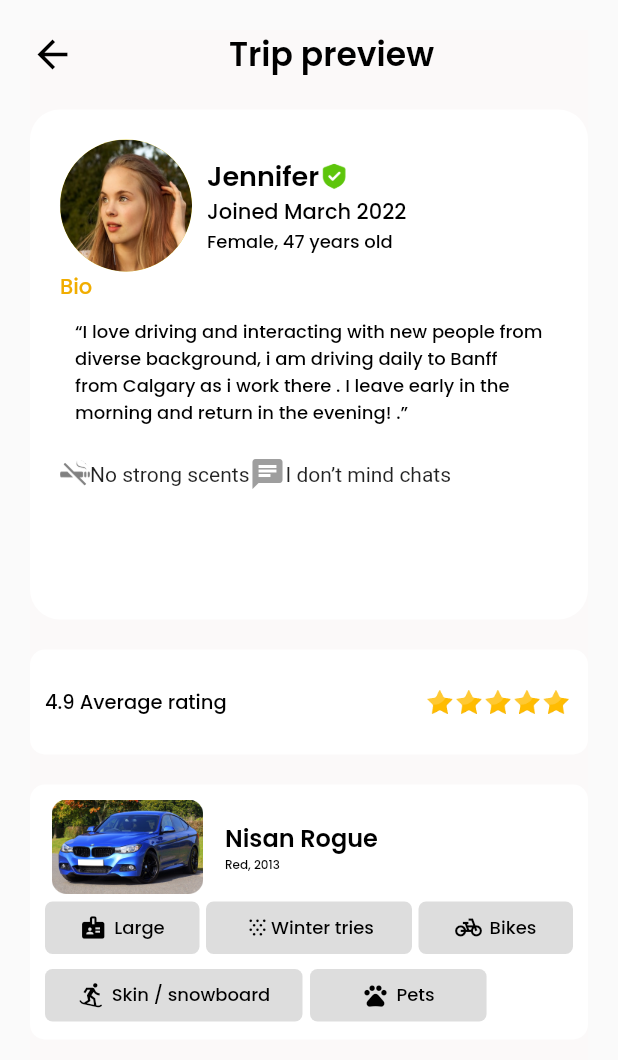
After one commit to ehsaaaaan0/beeride, a Flutter app: the Meet_driver2 screen opened directly, on a phone screen of 412 x 824 dp. The commit adds this screen. Shown: the top 1060 px of the screen. Run offline on Flutter 3.47's test engine with Material 2 defaults, Android fonts, the phone set to English and light mode, and no system bars; our stand-ins replace get, image_picker, intl_phone_field, shared_preferences; accounts and stored records are empty.

Commit message:
//missing styles

```diff
--- a/lib/bottomnavigationPages/home.dart
+++ b/lib/bottomnavigationPages/home.dart
@@ -101,7 +101,11 @@ class HomePage extends StatelessWidget {
                       Container(
                         child: Row(
                           children: [
-                            Container(
+                            InkWell(
+                              onTap: () {
+                                Navigator.push(context, MaterialPageRoute(builder: (context) => Find_a_trip(),));
+                              },
+                              child: Container(
                                 margin: EdgeInsets.only(left: 20),
                                 height: 50,
                                 width: (width * 1.35) / 2,
@@ -125,6 +129,7 @@ class HomePage extends StatelessWidget {
                                           color: Color(0xff6a6a6a),
                                         )
                                       ],
+                                    ),
                                   ),
                                 ),
                               ),
--- /dev/null
+++ b/lib/find_your_trip/meet_driver.dart
@@ -0,0 +1,471 @@
+import 'package:flutter/cupertino.dart';
+import 'package:flutter/material.dart';
+
+import '../post_a_trip/preview_trip_activity.dart';
+import '../setting/driver_profile.dart';
+import '../ui_helper/button_styles.dart';
+import '../ui_helper/text_styles.dart';
+
+class Meet_driver2 extends StatefulWidget {
+  @override
+  State<Meet_driver2> createState() => _Meet_driver2State();
+}
+
+class _Meet_driver2State extends State<Meet_driver2> {
+  int large = 0, winter = 0, bikes = 0, snow = 0, pets = 0;
+
+  @override
+  Widget build(BuildContext context) {
+    var statusBar = MediaQuery.of(context).viewPadding.top;
+    var height = MediaQuery.of(context).size.height - statusBar;
+    var width = MediaQuery.of(context).size.width;
+    return Scaffold(
+      body: SafeArea(
+        child: SingleChildScrollView(
+          child: Container(
+            width: width,
+            color: const Color(0xfffbf9f9),
+            margin: const EdgeInsets.only(left: 20, right: 20, top: 20),
+            child: Column(
+              crossAxisAlignment: CrossAxisAlignment.start,
+              children: [
+                Row(
+                  children: [
+                    InkWell(
+                      onTap: () {
+                        Navigator.pop(context);
+                      },
+                      child: const Icon(
+                        Icons.arrow_back_sharp,
+                        size: 30,
+                        color: Colors.black,
+                      ),
+                    ),
+                    Expanded(
+                        child: Center(
+                          child: Text(
+                            "Trip preview",
+                            style: pageName(),
+                          ),
+                        ))
+                  ],
+                ),
+                const SizedBox(
+                  height: 20,
+                ),
+                Container(
+                  width: width,
+                  height: 340,
+                  decoration: BoxDecoration(
+                      color: Colors.white,
+                      borderRadius: BorderRadius.circular(20)),
+                  child: Padding(
+                    padding: EdgeInsets.all(10),
+                    child: Column(
+                      children: [
+                        Container(
+                          padding: const EdgeInsets.all(10),
+                          decoration: const BoxDecoration(
+                            borderRadius: BorderRadius.all(Radius.circular(10)),
+                            color: Colors.white,
+                          ),
+                          child: Column(
+                            children: [
+                              Row(
+                                children: [
+                                  const SizedBox(
+                                    height: 88,
+                                    width: 88,
+                                    child: CircleAvatar(
+                                      backgroundImage:
+                                      AssetImage('assets/images/driver.png'),
+                                    ),
+                                  ),
+                                  const SizedBox(
+                                    width: 10,
+                                  ),
+                                  Column(
+                                    crossAxisAlignment: CrossAxisAlignment.start,
+                                    children: [
+                                      Row(
+                                        children: [
+                                          Text(
+                                            'Jennifer',
+                                            style: pageHeading(),
+                                          ),
+                                          const Image(
+                                            image: AssetImage(
+                                                'assets/images/verify.png'),
+                                            height: 20,
+                                            width: 20,
+                                          ),
+                                        ],
+                                      ),
+                                      Text(
+                                        'Joined March 2022',
+                                        style: subHeading(),
+                                      ),
+                                      Row(
+                                        children: [
+                                          Text(
+                                            'Female,',
+                                            style: detailsSize(),
+                                          ),
+                                          Text(
+                                            ' 47 years old',
+                                            style: detailsSize(),
+                                          ),
+                                        ],
+                                      ),
+                                    ],
+                                  )
+                                ],
+                              ),
+                              SizedBox(
+                                  width: double.infinity,
+                                  child: Text('Bio', style: yellowText())),
+                              Container(
+                                padding: const EdgeInsets.only(
+                                    right: 10, left: 10, top: 10),
+                                child: Text(
+                                  '“I love driving and interacting with new '
+                                      'people from diverse background, i am driving daily'
+                                      ' to Banff from Calgary as i work there . I leave '
+                                      'early in the morning and return in the evening! .”',
+                                  style: biotext(),
+                                ),
+                              ),
+                              const SizedBox(
+                                height: 20,
+                              ),
+                              Row(
+                                children: const [
+                                  CircleAvatar(
+                                    backgroundImage:
+                                    AssetImage('assets/images/nosmoke.png'),
+                                    backgroundColor: Colors.white,
+                                    radius: 10,
+                                  ),
+                                  Text('No strong scents'),
+                                  Icon(
+                                    Icons.chat,
+                                    color: Colors.grey,
+                                  ),
+                                  Text('I don’t mind chats'),
+                                ],
+                              ),
+                            ],
+                          ),
+                        ),
+                      ],
+                    ),
+                  ),
+                ),
+                const SizedBox(
+                  height: 20,
+                ),
+
+
+                Container(
+                  padding: const EdgeInsets.all(10),
+                  decoration: const BoxDecoration(
+                    borderRadius: BorderRadius.all(Radius.circular(10)),
+                    color: Colors.white,
+                  ),
+                  child: Row(
+                    mainAxisAlignment: MainAxisAlignment.spaceBetween,
+                    children: [
+                      Text(
+                        '4.9 Average rating',
+                        style: simpleText(),
+                      ),
+                      const Image(
+                        image: AssetImage(
+                          'assets/images/fivestar.png',
+                        ),
+                        height: 50,
+                        width: 100,
+                      ),
+                    ],
+                  ),
+                ),
+                const SizedBox(
+                  height: 20,
+                ),
+                Container(
+                  width: width,
+                  height: 170,
+                  decoration: BoxDecoration(
+                      color: Colors.white,
+                      borderRadius: BorderRadius.circular(10)),
+                  padding: const EdgeInsets.all(10),
+                  child: Column(
+                    children: [
+                      Row(
+                        children: [
+                          Image.asset(
+                            "assets/images/car_img.png",
+                            width: 110,
+                            height: 63,
+                          ),
+                          const SizedBox(
+                            width: 10,
+                          ),
+                          Column(
+                            crossAxisAlignment: CrossAxisAlignment.start,
+                            children: [
+                              Text(
+                                "Nisan Rogue",
+                                style: pageHeading2(),
+                              ),
+                              Text(
+                                "Red, 2013",
+                                style: smallSize(),
+                              ),
+                            ],
+                          )
+                        ],
+                      ),
+                      const SizedBox(
+                        height: 5,
+                      ),
+                      Row(
+                        mainAxisAlignment: MainAxisAlignment.spaceBetween,
+                        children: [
+                          InkWell(
+                            onTap: () {
+                              setState(() {
+                                if (large == 1) {
+                                  large = 0;
+                                } else {
+                                  large = 1;
+                                }
+                              });
+                            },
+                            child: Container(
+                              height: 35,
+                              width: width / 4,
+                              decoration: BoxDecoration(
+                                  color: large == 0
+                                      ? const Color(0xffdddddd)
+                                      : Colors.black,
+                                  borderRadius: BorderRadius.circular(5)),
+                              child: Row(
+                                mainAxisAlignment: MainAxisAlignment.center,
+                                children: [
+                                  Icon(
+                                    Icons.badge,
+                                    size: 18,
+                                    color: large == 0
+                                        ? Colors.black
+                                        : Colors.white,
+                                  ),
+                                  const SizedBox(
+                                    width: 5,
+                                  ),
+                                  Text(
+                                    "Large",
+                                    style: TextStyle(
+                                        fontFamily: "poppin_regular",
+                                        fontSize: 12,
+                                        color: large == 0
+                                            ? Colors.black
+                                            : Colors.white),
+                                  )
+                                ],
+                              ),
+                            ),
+                          ),
+                          InkWell(
+                            onTap: () {
+                              setState(() {
+                                if (winter == 1) {
+                                  winter = 0;
+                                } else {
+                                  winter = 1;
+                                }
+                              });
+                            },
+                            child: Container(
+                              height: 35,
+                              width: width / 3,
+                              decoration: BoxDecoration(
+                                  color: winter == 0
+                                      ? const Color(0xffdddddd)
+                                      : Colors.black,
+                                  borderRadius: BorderRadius.circular(5)),
+                              child: Row(
+                                mainAxisAlignment: MainAxisAlignment.center,
+                                children: [
+                                  Icon(Icons.snowing,
+                                      size: 18,
+                                      color: winter == 0
+                                          ? Colors.black
+                                          : Colors.white),
+                                  Text("Winter tries",
+                                      style: TextStyle(
+                                          fontFamily: "poppin_regular",
+                                          fontSize: 12,
+                                          color: winter == 0
+                                              ? Colors.black
+                                              : Colors.white))
+                                ],
+                              ),
+                            ),
+                          ),
+                          InkWell(
+                            onTap: () {
+                              setState(() {
+                                if (bikes == 1) {
+                                  bikes = 0;
+                                } else {
+                                  bikes = 1;
+                                }
+                              });
+                            },
+                            child: Container(
+                              height: 35,
+                              width: width / 4,
+                              decoration: BoxDecoration(
+                                  color: bikes == 0
+                                      ? const Color(0xffdddddd)
+                                      : Colors.black,
+                                  borderRadius: BorderRadius.circular(5)),
+                              child: Row(
+                                mainAxisAlignment: MainAxisAlignment.center,
+                                children: [
+                                  Icon(
+                                    Icons.pedal_bike_sharp,
+                                    size: 18,
+                                    color: bikes == 0
+                                        ? Colors.black
+                                        : Colors.white,
+                                  ),
+                                  const SizedBox(
+                                    width: 5,
+                                  ),
+                                  Text(
+                                    "Bikes",
+                                    style: TextStyle(
+                                        fontFamily: "poppin_regular",
+                                        fontSize: 12,
+                                        color: bikes == 0
+                                            ? Colors.black
+                                            : Colors.white),
+                                  )
+                                ],
+                              ),
+                            ),
+                          ),
+                        ],
+                      ),
+                      const SizedBox(height: 10),
+                      Row(
+                        mainAxisAlignment: MainAxisAlignment.start,
+                        children: [
+                          InkWell(
+                            onTap: () {
+                              setState(() {
+                                if (snow == 1) {
+                                  snow = 0;
+                                } else {
+                                  snow = 1;
+                                }
+                              });
+                            },
+                            child: Container(
+                              height: 35,
+                              width: width / 2.4,
+                              decoration: BoxDecoration(
+                                  color: snow == 0
+                                      ? const Color(0xffdddddd)
+                                      : Colors.black,
+                                  borderRadius: BorderRadius.circular(5)),
+                              child: Row(
+                                mainAxisAlignment: MainAxisAlignment.center,
+                                children: [
+                                  Icon(
+                                    Icons.snowboarding,
+                                    size: 18,
+                                    color:
+                                    snow == 0 ? Colors.black : Colors.white,
+                                  ),
+                                  const SizedBox(
+                                    width: 5,
+                                  ),
+                                  Text(
+                                    "Skin / snowboard",
+                                    style: TextStyle(
+                                        fontFamily: "poppin_regular",
+                                        fontSize: 12,
+                                        color: snow == 0
+                                            ? Colors.black
+                                            : Colors.white),
+                                  )
+                                ],
+                              ),
+                            ),
+                          ),
+                          const SizedBox(
+                            width: 5,
+                          ),
+                          InkWell(
+                            onTap: () {
+                              setState(() {
+                                if (pets == 1) {
+                                  pets = 0;
+                                } else {
+                                  pets = 1;
+                                }
+                              });
+                            },
+                            child: Container(
+                              height: 35,
+                              width: width / 3.5,
+                              decoration: BoxDecoration(
+                                  color: pets == 0
+                                      ? const Color(0xffdddddd)
+                                      : Colors.black,
+                                  borderRadius: BorderRadius.circular(5)),
+                              child: Row(
+                                mainAxisAlignment: MainAxisAlignment.center,
+                                children: [
+                                  Icon(Icons.pets_sharp,
+                                      size: 18,
+                                      color: winter == 0
+                                          ? Colors.black
+                                          : Colors.white),
+                                  const SizedBox(
+                                    width: 5,
+                                  ),
+                                  Text("Pets",
+                                      style: TextStyle(
+                                          fontFamily: "poppin_regular",
+                                          fontSize: 12,
+                                          color: pets == 0
+                                              ? Colors.black
+                                              : Colors.white))
+                                ],
+                              ),
+                            ),
+                          ),
+                        ],
+                      ),
+                    ],
+                  ),
+                ),
+                const SizedBox(
+                  height: 20,
+                ),
+
+                const SizedBox(
+                  height: 30,
+                ),
+              ],
+            ),
+          ),
+        ),
+      ),
+    );
+  }
+}
```
Also changed, not shown: lib/find_your_trip/driver_inbox.dart (added, +104 -0 lines), lib/find_your_trip/settingfindtrip.dart (added, +94 -0 lines), lib/find_your_trip/trip_preview.dart (+27 -3 lines), lib/find_your_trip/trips.dart (+7 -7 lines). Lines whose indentation alone changed are shown as unchanged.
